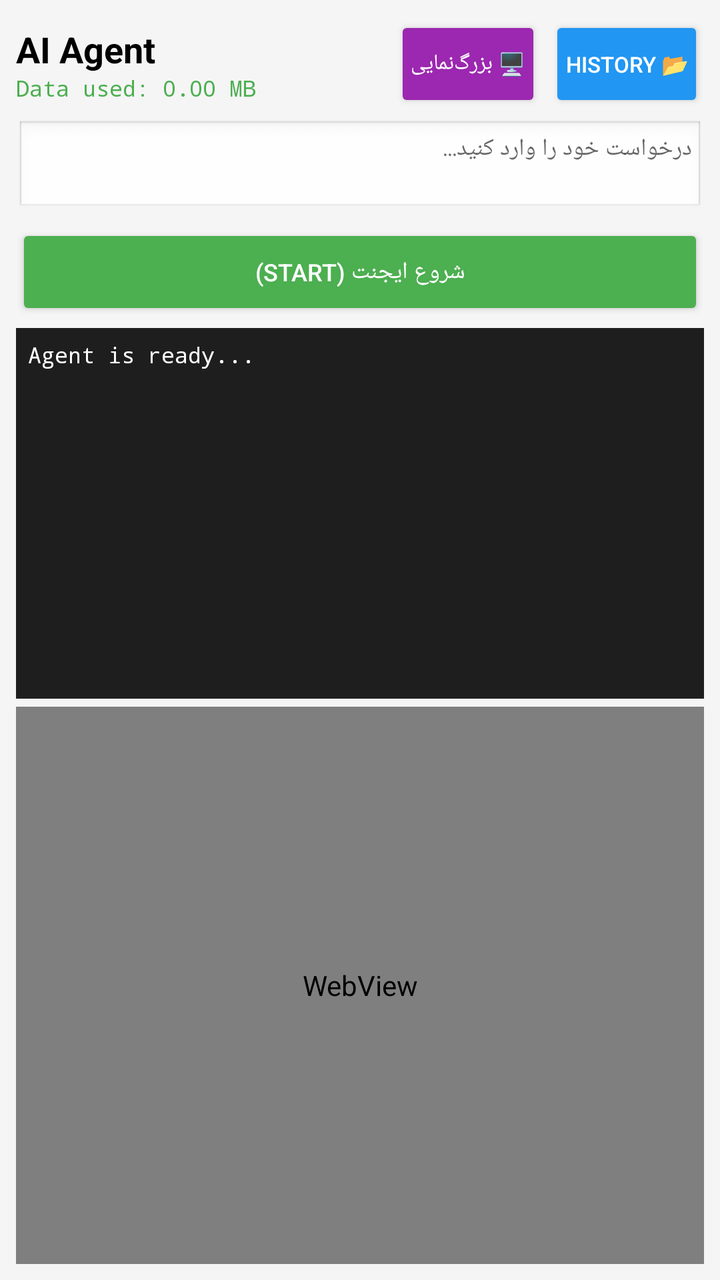
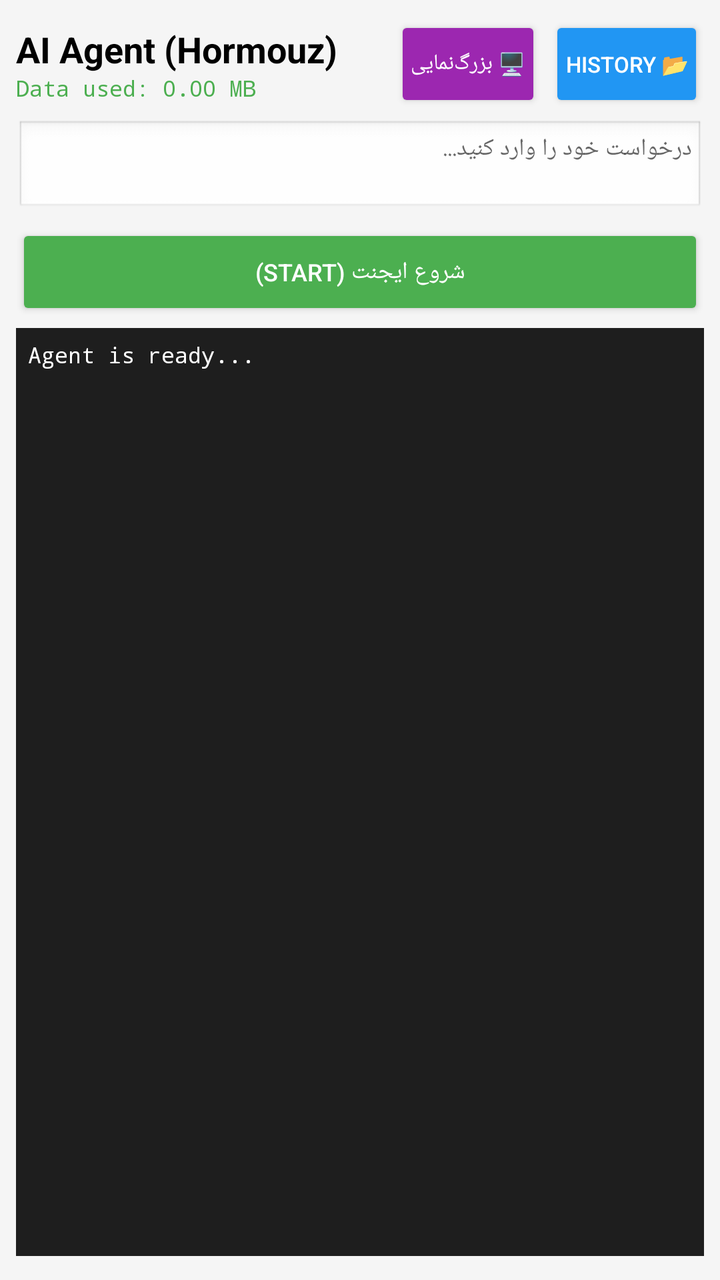

The first picture is an Android layout as it rendered before a commit; the second is the same layout after the commit. The layout source and the unified diff follow.
<!-- AndroidManifest.xml: application theme AppTheme -->
<!-- res/layout/activity_agent.xml -->
<?xml version="1.0" encoding="utf-8"?>
<LinearLayout xmlns:android="http://schemas.android.com/apk/res/android"
    android:layout_width="match_parent"
    android:layout_height="match_parent"
    android:orientation="vertical"
    android:padding="8dp"
    android:background="#F5F5F5">

    
    <LinearLayout
        android:layout_width="match_parent"
        android:layout_height="wrap_content"
        android:orientation="horizontal"
        android:gravity="center_vertical"
        android:layout_marginBottom="4dp">

        <LinearLayout
            android:layout_width="0dp"
            android:layout_height="wrap_content"
            android:layout_weight="1"
            android:orientation="vertical">

            <TextView
                android:layout_width="wrap_content"
                android:layout_height="wrap_content"
                android:text="AI Agent"
                android:textSize="18sp"
                android:textStyle="bold"
                android:textColor="#000000"/>

            <TextView
                android:id="@+id/tv_data_usage"
                android:layout_width="wrap_content"
                android:layout_height="wrap_content"
                android:text="Data used: 0.00 MB"
                android:textSize="11sp"
                android:textColor="#4CAF50"
                android:fontFamily="monospace" />
        </LinearLayout>

        <Button
            android:id="@+id/btn_toggle_view"
            android:layout_width="wrap_content"
            android:layout_height="wrap_content"
            android:text="🖥️ بزرگ‌نمایی"
            android:textSize="11sp"
            android:minWidth="0dp"
            android:paddingHorizontal="8dp"
            android:layout_marginEnd="4dp"
            android:backgroundTint="#9C27B0"
            android:textColor="#FFFFFF" />

        <Button
            android:id="@+id/btn_agent_history"
            android:layout_width="wrap_content"
            android:layout_height="wrap_content"
            android:text="History 📂"
            android:textSize="11sp"
            android:minWidth="0dp"
            android:paddingHorizontal="8dp"
            android:backgroundTint="#2196F3"
            android:textColor="#FFFFFF" />
    </LinearLayout>

    
    <LinearLayout
        android:layout_width="match_parent"
        android:layout_height="wrap_content"
        android:orientation="vertical"
        android:visibility="gone"
        android:id="@+id/layout_api_settings"
        android:background="#E8F5E9"
        android:padding="4dp"
        android:layout_marginBottom="4dp">
        <EditText
            android:id="@+id/et_api_key"
            android:layout_width="match_parent"
            android:layout_height="wrap_content"
            android:hint="Hormouz API Key (ng-...)"
            android:textSize="12sp"
            android:inputType="textPassword" />
        <EditText
            android:id="@+id/et_api_model"
            android:layout_width="match_parent"
            android:layout_height="wrap_content"
            android:hint="Model (e.g. thinkingmachines/inkling)"
            android:textSize="12sp"
            android:text="thinkingmachines/inkling" />
        <Button
            android:id="@+id/btn_save_api"
            android:layout_width="wrap_content"
            android:layout_height="wrap_content"
            android:text="Save API Settings"
            android:layout_gravity="end"
            android:backgroundTint="#4CAF50"
            android:textColor="#FFFFFF"
            android:textSize="12sp"
            android:layout_marginTop="4dp" />
    </LinearLayout>

    
    <EditText
        android:id="@+id/et_agent_prompt"
        android:layout_width="match_parent"
        android:layout_height="wrap_content"
        android:hint="درخواست خود را وارد کنید..."
        android:minLines="1"
        android:maxLines="3"
        android:scrollbars="vertical"
        android:inputType="textMultiLine"
        android:gravity="top|start"
        android:background="@android:drawable/edit_text"
        android:padding="6dp"
        android:textSize="12sp"
        android:layout_marginBottom="4dp"/>

    
    <LinearLayout
        android:layout_width="match_parent"
        android:layout_height="wrap_content"
        android:orientation="horizontal"
        android:layout_marginBottom="4dp">

        <Button
            android:id="@+id/btn_agent_start"
            android:layout_width="0dp"
            android:layout_height="wrap_content"
            android:layout_weight="1"
            android:text="شروع ایجنت (Start)"
            android:textSize="12sp"
            android:backgroundTint="#4CAF50"
            android:textColor="#FFFFFF" />

        <Button
            android:id="@+id/btn_agent_stop"
            android:layout_width="wrap_content"
            android:layout_height="wrap_content"
            android:layout_marginStart="4dp"
            android:text="توقف (Stop)"
            android:textSize="12sp"
            android:backgroundTint="#F44336"
            android:textColor="#FFFFFF"
            android:visibility="gone" />
    </LinearLayout>

    
    <LinearLayout
        android:layout_width="match_parent"
        android:layout_height="wrap_content"
        android:orientation="horizontal"
        android:gravity="center_vertical"
        android:layout_marginBottom="4dp"
        android:visibility="gone"
        android:id="@+id/layout_progress">
        <TextView
            android:id="@+id/tv_progress_percent"
            android:layout_width="wrap_content"
            android:layout_height="wrap_content"
            android:text="0%"
            android:textStyle="bold"
            android:textColor="#2196F3"
            android:textSize="14sp"
            android:layout_marginEnd="6dp"/>
        <ProgressBar
            android:id="@+id/pb_task_progress"
            style="?android:attr/progressBarStyleHorizontal"
            android:layout_width="0dp"
            android:layout_height="wrap_content"
            android:layout_weight="1"
            android:max="100"
            android:progress="0"
            android:progressTint="#2196F3" />
    </LinearLayout>

    <TextView
        android:id="@+id/tv_agent_status"
        android:layout_width="match_parent"
        android:layout_height="wrap_content"
        android:text=""
        android:textColor="#2196F3"
        android:textSize="12sp"
        android:fontFamily="monospace"
        android:padding="2dp"
        android:layout_marginBottom="2dp"
        android:visibility="gone" />

    
    <ScrollView
        android:id="@+id/scroll_logs"
        android:layout_width="match_parent"
        android:layout_height="0dp"
        android:layout_weight="1"
        android:background="#1E1E1E"
        android:padding="6dp"
        android:layout_marginBottom="4dp">

        <TextView
            android:id="@+id/tv_agent_log"
            android:layout_width="match_parent"
            android:layout_height="wrap_content"
            android:textColor="#FFFFFF"
            android:fontFamily="monospace"
            android:textSize="11sp"
            android:text="Agent is ready..." />
    </ScrollView>

    
    <FrameLayout
        android:id="@+id/frame_webview"
        android:layout_width="match_parent"
        android:layout_height="0dp"
        android:layout_weight="1.5"
        android:background="#FFFFFF">
        <WebView
            android:id="@+id/agent_webview"
            android:layout_width="match_parent"
            android:layout_height="match_parent"
            android:background="#FFFFFF" />
        <ProgressBar
            android:id="@+id/agent_progress"
            android:layout_width="wrap_content"
            android:layout_height="wrap_content"
            android:layout_gravity="center"
            android:visibility="gone" />
    </FrameLayout>
</LinearLayout>
<!-- resources referenced by this layout -->
<resources>
  <style name="AppTheme" parent="@android:style/Theme.Material.Light.NoActionBar">
          <item name="android:statusBarColor">#FFFFFF</item>
          <item name="android:windowLightStatusBar">true</item>
          <item name="android:navigationBarColor">#FFFFFF</item>
      </style>
</resources>

<!-- the commit's change to res/layout/activity_agent.xml (unified diff, before → after) -->
@@ -23,7 +23,7 @@
             <TextView
                 android:layout_width="wrap_content"
                 android:layout_height="wrap_content"
-                android:text="AI Agent"
+                android:text="AI Agent (Hormouz)"
                 android:textSize="18sp"
                 android:textStyle="bold"
                 android:textColor="#000000"/>
@@ -60,42 +60,6 @@
             android:paddingHorizontal="8dp"
             android:backgroundTint="#2196F3"
             android:textColor="#FFFFFF" />
-    </LinearLayout>
-
-    
-    <LinearLayout
-        android:layout_width="match_parent"
-        android:layout_height="wrap_content"
-        android:orientation="vertical"
-        android:visibility="gone"
-        android:id="@+id/layout_api_settings"
-        android:background="#E8F5E9"
-        android:padding="4dp"
-        android:layout_marginBottom="4dp">
-        <EditText
-            android:id="@+id/et_api_key"
-            android:layout_width="match_parent"
-            android:layout_height="wrap_content"
-            android:hint="Hormouz API Key (ng-...)"
-            android:textSize="12sp"
-            android:inputType="textPassword" />
-        <EditText
-            android:id="@+id/et_api_model"
-            android:layout_width="match_parent"
-            android:layout_height="wrap_content"
-            android:hint="Model (e.g. thinkingmachines/inkling)"
-            android:textSize="12sp"
-            android:text="thinkingmachines/inkling" />
-        <Button
-            android:id="@+id/btn_save_api"
-            android:layout_width="wrap_content"
-            android:layout_height="wrap_content"
-            android:text="Save API Settings"
-            android:layout_gravity="end"
-            android:backgroundTint="#4CAF50"
-            android:textColor="#FFFFFF"
-            android:textSize="12sp"
-            android:layout_marginTop="4dp" />
     </LinearLayout>
 
     
@@ -204,23 +168,4 @@
             android:text="Agent is ready..." />
     </ScrollView>
 
-    
-    <FrameLayout
-        android:id="@+id/frame_webview"
-        android:layout_width="match_parent"
-        android:layout_height="0dp"
-        android:layout_weight="1.5"
-        android:background="#FFFFFF">
-        <WebView
-            android:id="@+id/agent_webview"
-            android:layout_width="match_parent"
-            android:layout_height="match_parent"
-            android:background="#FFFFFF" />
-        <ProgressBar
-            android:id="@+id/agent_progress"
-            android:layout_width="wrap_content"
-            android:layout_height="wrap_content"
-            android:layout_gravity="center"
-            android:visibility="gone" />
-    </FrameLayout>
 </LinearLayout>
